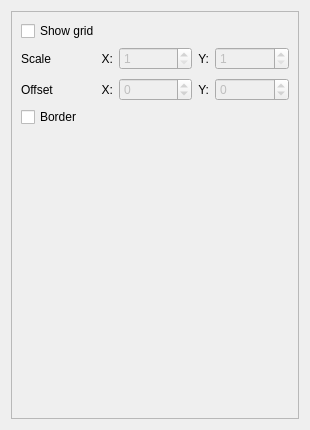
Above: ui/uifiles/views/grid.ui from timofey260/RWE-Sharp before the change. Below: the same form after it.
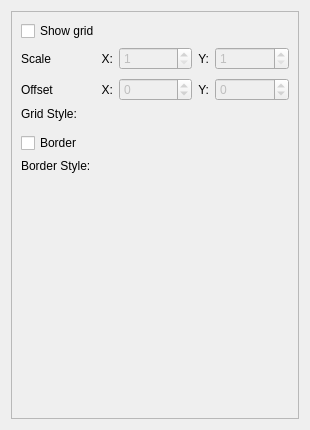
That is the form after the change. Custom widgets are drawn as their Qt base class.

What changed in the file:
```diff
--- a/ui/uifiles/views/grid.ui
+++ b/ui/uifiles/views/grid.ui
@@ -185,6 +185,16 @@
          </item>
         </layout>
        </item>
+       <item>
+        <widget class="QLabel" name="label_7">
+         <property name="text">
+          <string>Grid Style:</string>
+         </property>
+        </widget>
+       </item>
+       <item>
+        <widget class="PenPicker" name="GridColor" native="true"/>
+       </item>
        <item>
         <widget class="QCheckBox" name="ShowBorder">
          <property name="text">
@@ -192,6 +202,16 @@
          </property>
         </widget>
        </item>
+       <item>
+        <widget class="QLabel" name="label_8">
+         <property name="text">
+          <string>Border Style:</string>
+         </property>
+        </widget>
+       </item>
+       <item>
+        <widget class="PenPicker" name="BorderColor" native="true"/>
+       </item>
        <item>
         <spacer name="verticalSpacer">
          <property name="orientation">
@@ -211,6 +231,14 @@
    </item>
   </layout>
  </widget>
+ <customwidgets>
+  <customwidget>
+   <class>PenPicker</class>
+   <extends>QWidget</extends>
+   <header>RWESharpWidgets.h</header>
+   <container>1</container>
+  </customwidget>
+ </customwidgets>
  <resources/>
  <connections>
   <connection>
```
